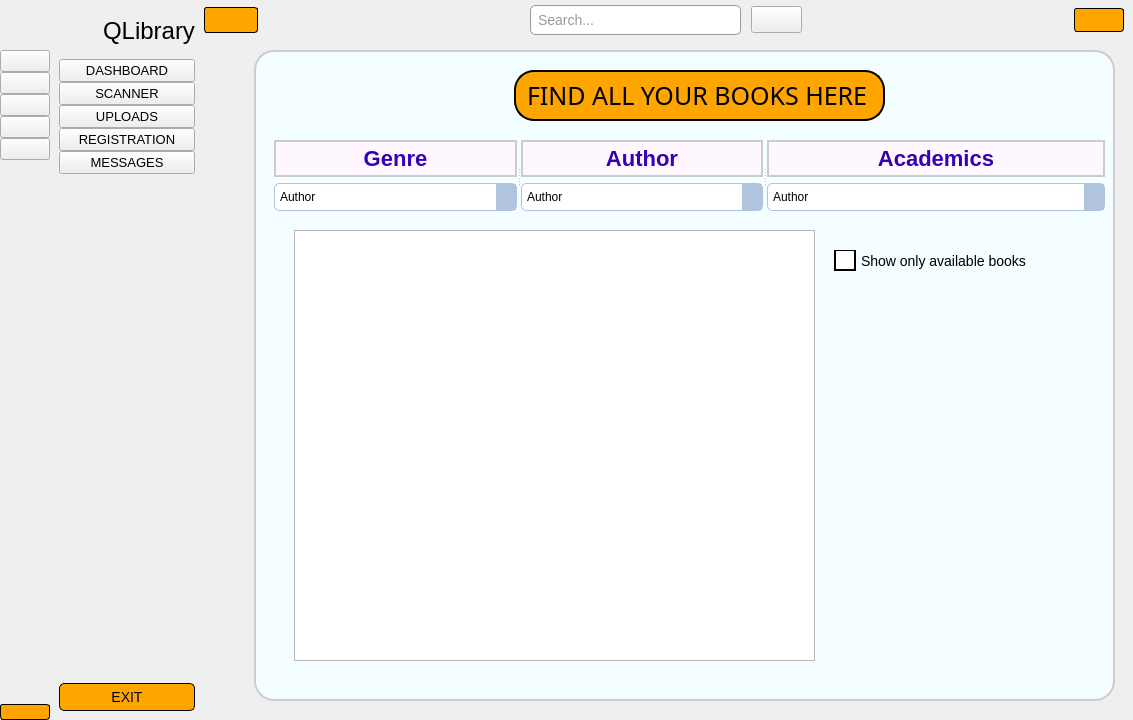
The window that sidebar.ui (AsifCantCode/QLibrary) describes before a commit, drawn with Qt 5.
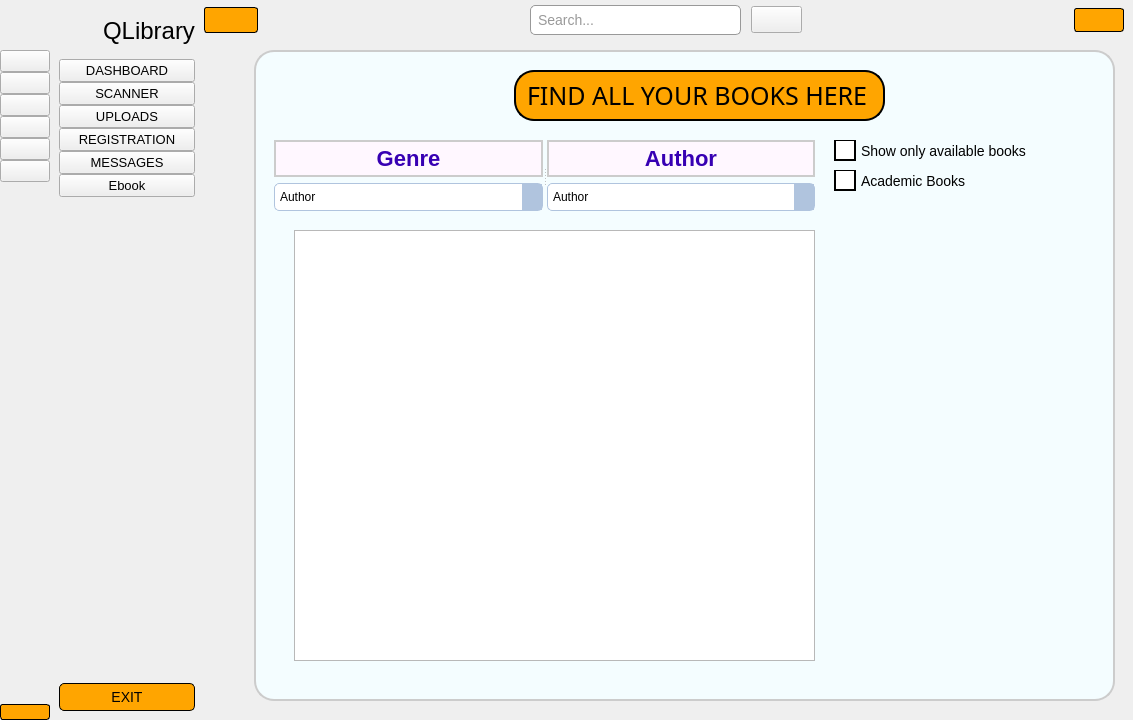
The same window after the commit. The open tabs and pages were chosen to show the change. Icons and pictures are not drawn.

Commit message: book search

```diff
--- a/sidebar.ui
+++ b/sidebar.ui
@@ -239,6 +239,37 @@
            </property>
           </widget>
          </item>
+         <item>
+          <widget class="QPushButton" name="ebook_button">
+           <property name="font">
+            <font>
+             <pointsize>10</pointsize>
+             <weight>50</weight>
+             <bold>false</bold>
+            </font>
+           </property>
+           <property name="text">
+            <string>Ebook</string>
+           </property>
+           <property name="icon">
+            <iconset>
+             <normaloff>icon/icons8-message-24.png</normaloff>
+             <normalon>icon/icons8-message-24 (1).png</normalon>icon/icons8-message-24.png</iconset>
+           </property>
+           <property name="iconSize">
+            <size>
+             <width>18</width>
+             <height>24</height>
+            </size>
+           </property>
+           <property name="checkable">
+            <bool>true</bool>
+           </property>
+           <property name="autoExclusive">
+            <bool>true</bool>
+           </property>
+          </widget>
+         </item>
         </layout>
        </item>
        <item>
@@ -463,6 +494,30 @@
            </property>
           </widget>
          </item>
+         <item>
+          <widget class="QPushButton" name="ebook_button_s">
+           <property name="text">
+            <string/>
+           </property>
+           <property name="icon">
+            <iconset>
+             <normaloff>icon/icons8-message-24.png</normaloff>
+             <normalon>icon/icons8-message-24 (1).png</normalon>icon/icons8-message-24.png</iconset>
+           </property>
+           <property name="iconSize">
+            <size>
+             <width>21</width>
+             <height>28</height>
+            </size>
+           </property>
+           <property name="checkable">
+            <bool>true</bool>
+           </property>
+           <property name="autoExclusive">
+            <bool>true</bool>
+           </property>
+          </widget>
+         </item>
         </layout>
        </item>
        <item>
@@ -791,7 +846,7 @@
            <property name="geometry">
             <rect>
              <x>630</x>
-             <y>210</y>
+             <y>100</y>
              <width>231</width>
              <height>21</height>
             </rect>
@@ -899,7 +954,7 @@
             <rect>
              <x>70</x>
              <y>100</y>
-             <width>831</width>
+             <width>541</width>
              <height>71</height>
             </rect>
            </property>
@@ -1138,122 +1193,92 @@
              </item>
             </layout>
            </widget>
-           <widget class="QWidget" name="layoutWidget_4">
-            <layout class="QVBoxLayout" name="verticalLayout_14">
-             <item>
-              <widget class="QLabel" name="label_16">
-               <property name="font">
-                <font>
-                 <family>Arial</family>
-                 <pointsize>-1</pointsize>
-                 <weight>62</weight>
-                 <bold>true</bold>
-                </font>
-               </property>
-               <property name="styleSheet">
-                <string notr="true">/* Style for QLabel */
-QLabel {
-    color: #3700B3; /* Text color */
-    font-family: Arial, sans-serif; /* Font family */
-    font-size: 22px; /* Font size */
-    border: 2px solid #CCCCCC; /* Border */
-    padding: 5px; /* Padding around the content */
-    background-color: #FFF7FF; /* Background color */
-	font-weight: 500;
+          </widget>
+          <widget class="QCheckBox" name="academicCheckBox">
+           <property name="geometry">
+            <rect>
+             <x>630</x>
+             <y>130</y>
+             <width>231</width>
+             <height>21</height>
+            </rect>
+           </property>
+           <property name="styleSheet">
+            <string notr="true">QCheckBox {
+    spacing: 5px;
+    font-size: 14px;
+}
 
+QCheckBox::indicator {
+    width: 18px;
+    height: 18px;
 }
 
-/* QLabel when it's disabled */
-QLabel:disabled {
-    color: #999999; /* Text color for disabled state */
-    background-color: #F5F5F5; /* Background color for disabled state */
+QCheckBox::indicator:unchecked {
+    border: 2px solid black;
+    background-color: #ffffff;
 }
 
-/* QLabel with hover effect */
-QLabel:hover {
-    background-color: #86fefff5; /* Background color on hover */
+QCheckBox::indicator:checked {
+    border: 2px solid black;
+    background-color:  #FFA500;
 }
 
-/* QLabel when clicked (pressed) */
-QLabel:pressed {
-    background-color: #CCCCCC; /* Background color when clicked */
+QCheckBox::indicator:unchecked:hover, QCheckBox::indicator:checked:hover {
+    border: 2px solid #4caf50;
 }
-</string>
-               </property>
-               <property name="text">
-                <string>Academics</string>
-               </property>
-               <property name="alignment">
-                <set>Qt::AlignCenter</set>
-               </property>
-              </widget>
-             </item>
-             <item>
-              <widget class="QComboBox" name="comboBox_4">
-               <property name="styleSheet">
-                <string notr="true">/* Style for the QComboBox */
-QComboBox {
-    background-color: #FFFFFF; /* White background color */
-    border: 1px solid #B0C4DE; /* Light blue border */
-    border-radius: 5px; /* Rounded corners */
-    padding: 5px; /* Padding around the content */
-    color: #000000; /* Black text color */
-    font-family: Arial, sans-serif; /* Font family */
-    font-size: 12px; /* Font size */
+
+QCheckBox::indicator:unchecked:pressed, QCheckBox::indicator:checked:pressed {
+    border: 2px solid #388e3c;
+    background-color: #388e3c;
 }
 
-/* Style for the QComboBox when it's in a dropped-down state */
-QComboBox::drop-down {
-    width: 20px; /* Width of the dropdown arrow */
-    background-color: #B0C4DE; /* Light blue background color of the dropdown arrow area */
+QCheckBox::indicator:checked:disabled, QCheckBox::indicator:unchecked:disabled {
+    background-color: #e0e0e0;
+    border: 2px solid #e0e0e0;
 }
 
-/* Style for the QComboBox when it's in a dropped-down state and the mouse is over it */
-QComboBox::drop-down:hover {
-    background-color: #ADD8E6; /* Light blue background color when hovered */
+QCheckBox::indicator:checked:disabled:hover, QCheckBox::indicator:unchecked:disabled:hover {
+    border: 2px solid #bdbdbd;
 }
 
-/* Style for the list view of the QComboBox */
-QComboBox QAbstractItemView {
-    background-color: #FFFFFF; /* White background color of the list view */
-    border: 1px solid #B0C4DE; /* Light blue border */
-    border-radius: 5px; /* Rounded corners */
-    color: #000000; /* Black text color */
-    font-family: Arial, sans-serif; /* Font family */
-    font-size: 12px; /* Font size */
+QCheckBox::indicator:checked:disabled:pressed, QCheckBox::indicator:unchecked:disabled:pressed {
+    border: 2px solid #b0b0b0;
+    background-color: #b0b0b0;
 }
 
-/* Style for list view items of the QComboBox */
-QComboBox QAbstractItemView::item {
-    padding: 5px; /* Padding around each item */
+QCheckBox::indicator:indeterminate {
+    border: 2px solid #999999;
+    background-color: #ffffff;
 }
 
-/* Style for list view items when selected */
-QComboBox QAbstractItemView::item:selected {
-    background-color: #ADD8E6; /* Light blue background color when selected */
-    color: #000000; /* Black text color when selected */
+QCheckBox::indicator:indeterminate:hover {
+    border: 2px solid #4caf50;
 }
+
+QCheckBox::indicator:indeterminate:pressed {
+    border: 2px solid #388e3c;
+    background-color: #388e3c;
+}
+
+QCheckBox::indicator:indeterminate:disabled {
+    background-color: #e0e0e0;
+    border: 2px solid #e0e0e0;
+}
+
+QCheckBox::indicator:indeterminate:disabled:hover {
+    border: 2px solid #bdbdbd;
+}
+
+QCheckBox::indicator:indeterminate:disabled:pressed {
+    border: 2px solid #b0b0b0;
+    background-color: #b0b0b0;
+}
 </string>
-               </property>
-               <item>
-                <property name="text">
-                 <string>Author</string>
-                </property>
-               </item>
-               <item>
-                <property name="text">
-                 <string>Genre</string>
-                </property>
-               </item>
-               <item>
-                <property name="text">
-                 <string>Academics</string>
-                </property>
-               </item>
-              </widget>
-             </item>
-            </layout>
-           </widget>
+           </property>
+           <property name="text">
+            <string>Academic Books</string>
+           </property>
           </widget>
          </widget>
          <widget class="QWidget" name="page_2">
```
Left out of the diff: 55 changed lines with no effect on the pictures. The commit also changes 3 other files.
